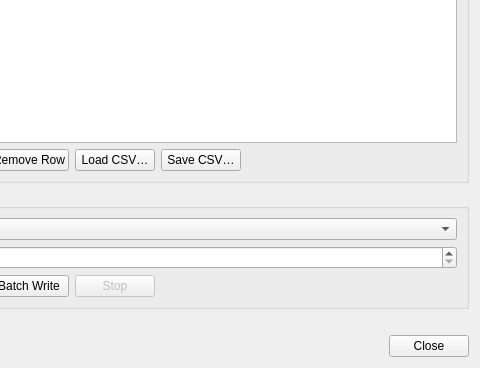
The window that src/dialogs/batchparamdialog.ui (haoyi-jason/ModbusScope) describes before a commit, drawn with Qt 5; both pictures show x 120 to 600 and y 132 to 500 of the 600 by 500 pixel window.
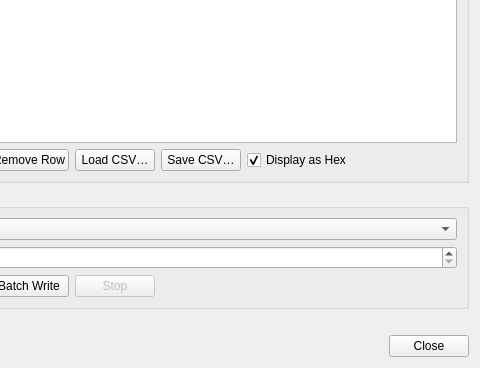
The same window after the commit.

Commit message:
fix(BatchParamDialog): validate CSV type field, support negative values, add hex/decimal toggle
Agent-Logs-Url: https://github.com/haoyi-jason/ModbusScope/sessions/24eeb893-acba-4b1d-9efb-72aba09476c6

```diff
--- a/src/dialogs/batchparamdialog.ui
+++ b/src/dialogs/batchparamdialog.ui
@@ -77,6 +77,16 @@
           </property>
          </widget>
         </item>
+        <item>
+         <widget class="QCheckBox" name="chkHexDisplay">
+          <property name="text">
+           <string>Display as Hex</string>
+          </property>
+          <property name="checked">
+           <bool>true</bool>
+          </property>
+         </widget>
+        </item>
         <item>
          <spacer name="spacerTableButtons">
           <property name="orientation">
```
The commit also changes 2 other files.
